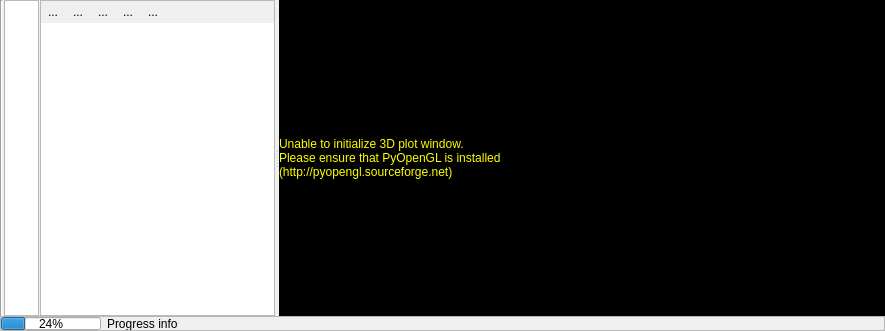
jakimowb/eo-time-series-viewer, file timeseriesviewer/ui/profileviewdock.ui: the form before one commit.
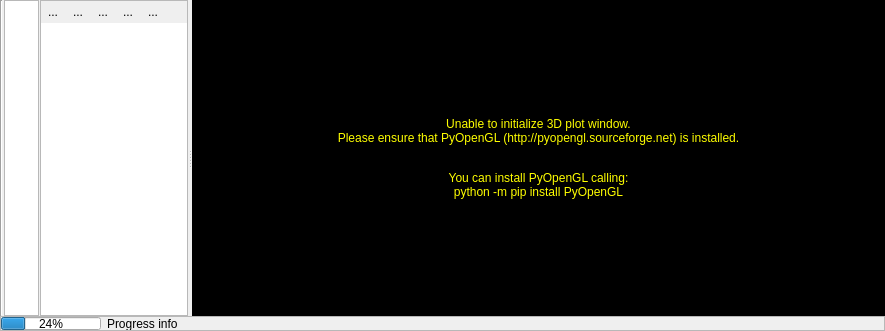
The form after the commit. The open tabs and pages were chosen to show the change. Icons and pictures are not drawn. Custom widgets are drawn as their Qt base class.

Commit message: added actio to open online documentation

Diff of the .ui file:
```diff
--- a/timeseriesviewer/ui/profileviewdock.ui
+++ b/timeseriesviewer/ui/profileviewdock.ui
@@ -632,9 +632,10 @@
 background-color: rgb(0, 0, 0);</string>
                  </property>
                  <property name="text">
-                  <string>Unable to initialize 3D plot window.
-Please ensure that PyOpenGL is installed 
-(http://pyopengl.sourceforge.net)</string>
+                  <string>&lt;html&gt;&lt;head/&gt;&lt;body&gt;&lt;p&gt;Unable to initialize 3D plot window. &lt;br/&gt;Please ensure that PyOpenGL (http://pyopengl.sourceforge.net) is installed. &lt;br/&gt;&lt;/p&gt;&lt;p&gt;You can install PyOpenGL calling:&lt;br/&gt;&lt;span style=&quot; font-family:'Courier';&quot;&gt;python -m pip install PyOpenGL&lt;/span&gt;&lt;/p&gt;&lt;/body&gt;&lt;/html&gt;</string>
+                 </property>
+                 <property name="alignment">
+                  <set>Qt::AlignCenter</set>
                  </property>
                  <property name="openExternalLinks">
                   <bool>true</bool>
```
Left out of the diff: 2 changed lines with no effect on the pictures. The commit also changes 4 other files.
